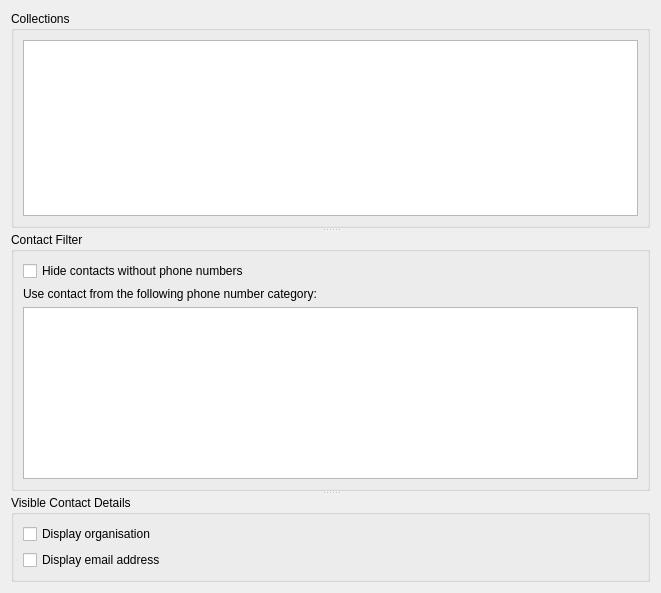
The window that src/conf/dlgaddressbookbase.ui (KDE/ring-kde) describes before a commit, drawn with Qt 5.
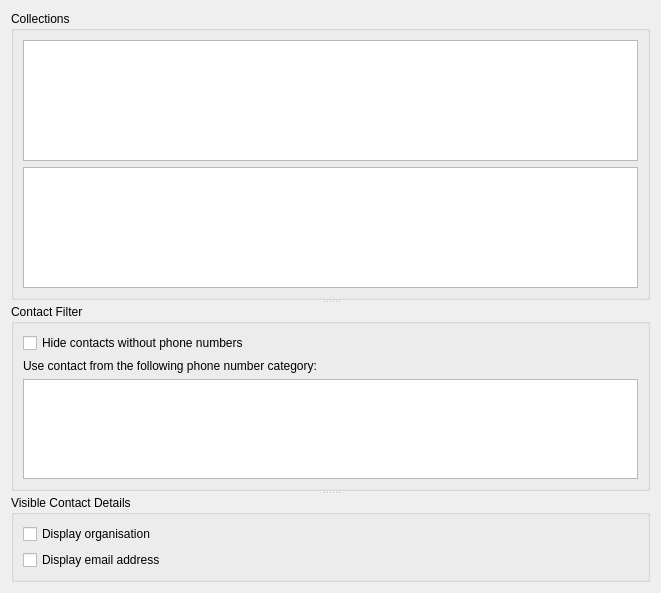
The same window after the commit.

Commit message: [ #41915 ] Add partial support for a new backend managing abstraction

The edit to the form file:
```diff
--- a/src/conf/dlgaddressbookbase.ui
+++ b/src/conf/dlgaddressbookbase.ui
@@ -34,6 +34,9 @@
          </property>
         </widget>
        </item>
+       <item>
+        <widget class="QTreeView" name="m_pItemBackendW"/>
+       </item>
       </layout>
      </widget>
      <widget class="QGroupBox" name="groupBox">
```
The commit also changes 25 other files.
